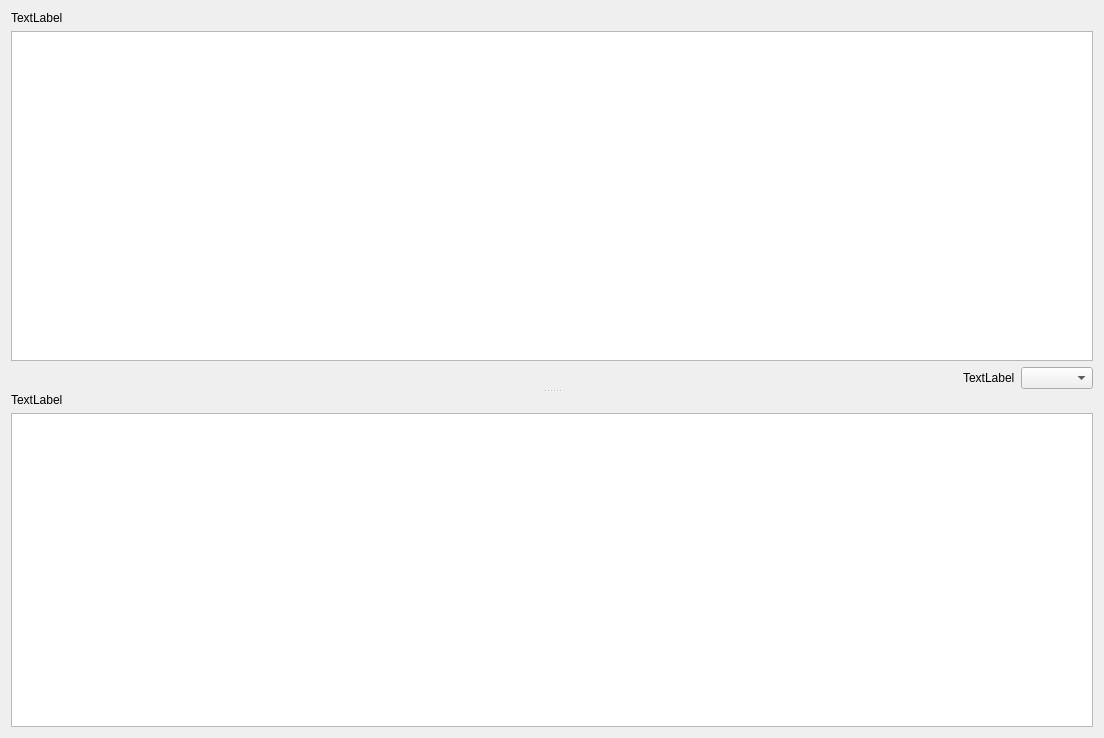
Before: the Qt Designer form src/ui/metrics/timewidget.ui in Physical-User-Modeling-PhyUM/Analizador_psicomotor_MediaPipe, drawn with Qt 5.
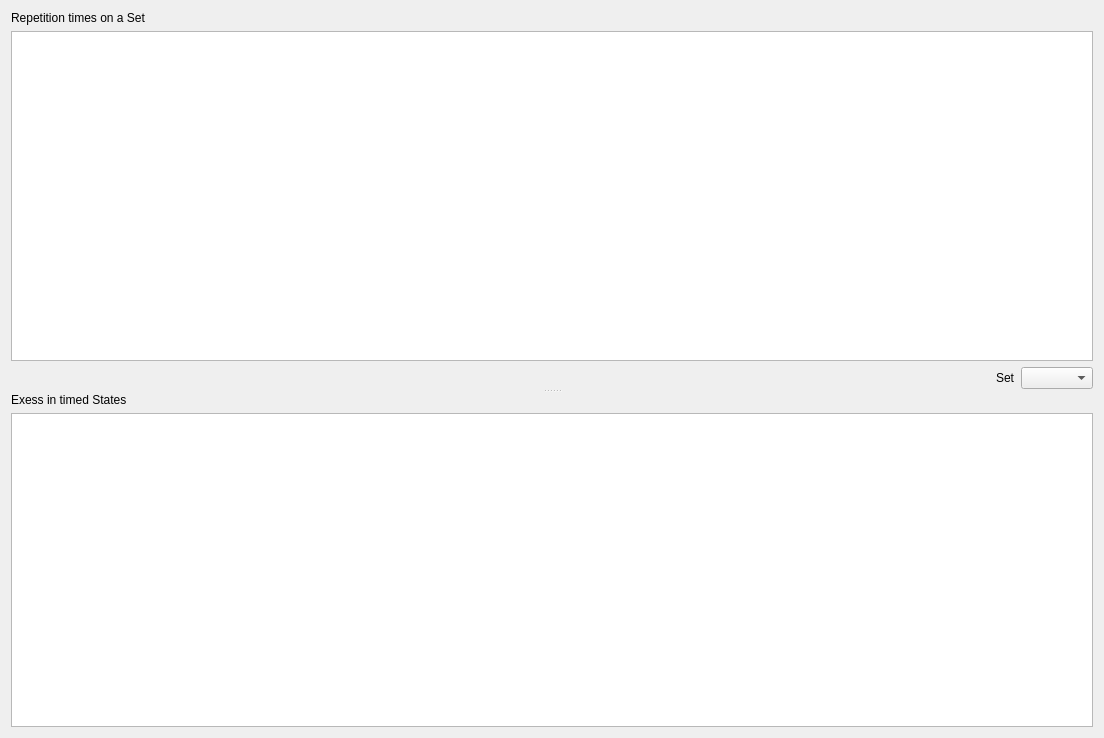
After: the same form once the commit is applied.

Diff of the .ui file:
```diff
--- a/src/ui/metrics/timewidget.ui
+++ b/src/ui/metrics/timewidget.ui
@@ -24,7 +24,7 @@
        <item>
         <widget class="QLabel" name="label">
          <property name="text">
-          <string>TextLabel</string>
+          <string>Repetition times on a Set</string>
          </property>
         </widget>
        </item>
@@ -49,7 +49,7 @@
          <item>
           <widget class="QLabel" name="label_3">
            <property name="text">
-            <string>TextLabel</string>
+            <string>Set</string>
            </property>
           </widget>
          </item>
@@ -65,7 +65,7 @@
        <item>
         <widget class="QLabel" name="label_2">
          <property name="text">
-          <string>TextLabel</string>
+          <string>Exess in timed States</string>
          </property>
         </widget>
        </item>
```
